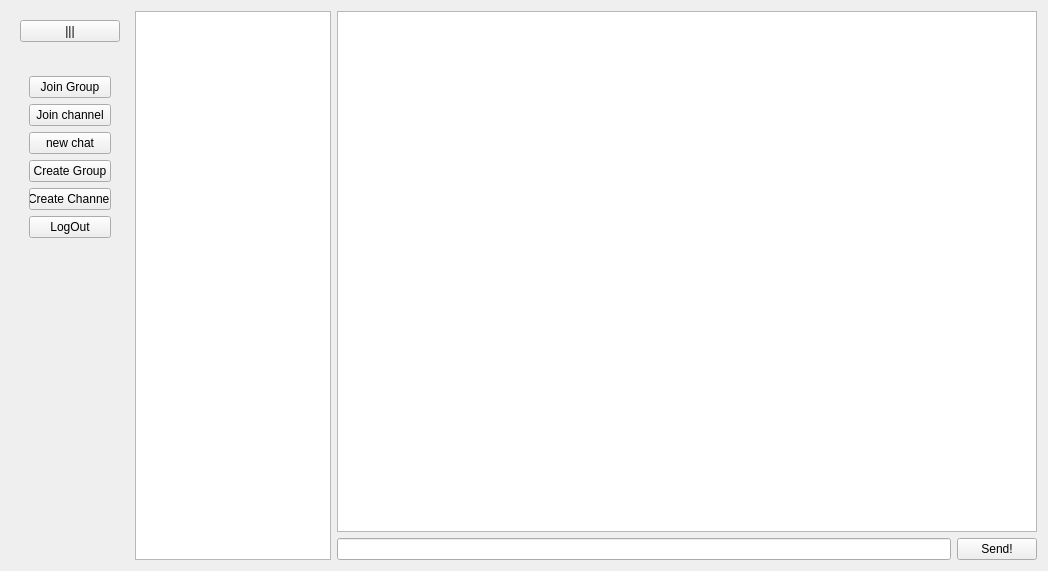
Before: the Qt Designer form loggedinpage.ui in Kebabist/Messenger_C--_1, drawn with Qt 5.
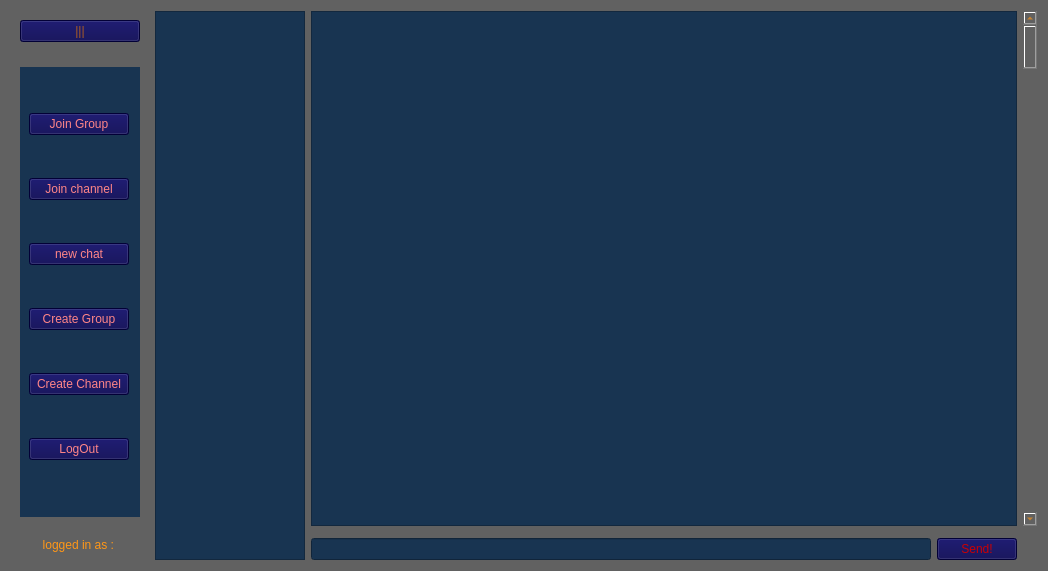
After: the same form once the commit is applied.

Patch:
```diff
--- a/loggedinpage.ui
+++ b/loggedinpage.ui
@@ -13,8 +13,24 @@
   <property name="windowTitle">
    <string>Form</string>
   </property>
+  <property name="styleSheet">
+   <string notr="true">background-color: rgb(97, 97, 97);
+color: rgb(255, 151, 23);</string>
+  </property>
   <layout class="QGridLayout" name="gridLayout">
-   <item row="0" column="0" alignment="Qt::AlignLeft">
+   <item row="2" column="3">
+    <widget class="QPushButton" name="sendmessagebutton">
+     <property name="styleSheet">
+      <string notr="true">background-color: rgb(3, 0, 76);
+color: rgb(202, 0, 3);
+</string>
+     </property>
+     <property name="text">
+      <string>Send!</string>
+     </property>
+    </widget>
+   </item>
+   <item row="0" column="0">
     <widget class="QWidget" name="widget" native="true">
      <layout class="QVBoxLayout" name="verticalLayout">
       <item alignment="Qt::AlignTop">
@@ -33,13 +49,17 @@
         </property>
         <property name="maximumSize">
          <size>
-          <width>150</width>
+          <width>120</width>
           <height>30</height>
          </size>
         </property>
         <property name="cursor">
          <cursorShape>PointingHandCursor</cursorShape>
         </property>
+        <property name="styleSheet">
+         <string notr="true">background-color: rgb(3, 0, 76);
+color: rgb(172, 92, 35);</string>
+        </property>
         <property name="text">
          <string>|||</string>
         </property>
@@ -50,12 +70,22 @@
       </item>
       <item alignment="Qt::AlignLeft">
        <widget class="QDockWidget" name="dockWidget">
+        <property name="minimumSize">
+         <size>
+          <width>120</width>
+          <height>227</height>
+         </size>
+        </property>
         <property name="maximumSize">
          <size>
-          <width>100</width>
-          <height>524287</height>
+          <width>150</width>
+          <height>719</height>
          </size>
         </property>
+        <property name="styleSheet">
+         <string notr="true">background-color: rgb(24, 52, 81);
+</string>
+        </property>
         <property name="features">
          <set>QDockWidget::NoDockWidgetFeatures</set>
         </property>
@@ -65,13 +95,23 @@
         <widget class="QWidget" name="dockWidgetContents">
          <property name="minimumSize">
           <size>
-           <width>100</width>
+           <width>120</width>
            <height>0</height>
           </size>
          </property>
+         <property name="styleSheet">
+          <string notr="true">background-color: rgb(24, 52, 81);
+</string>
+         </property>
          <layout class="QVBoxLayout" name="verticalLayout_3">
           <item alignment="Qt::AlignLeft">
            <widget class="QWidget" name="widget_2" native="true">
+            <property name="minimumSize">
+             <size>
+              <width>100</width>
+              <height>0</height>
+             </size>
+            </property>
             <layout class="QVBoxLayout" name="verticalLayout_2">
              <property name="leftMargin">
               <number>0</number>
@@ -87,6 +127,10 @@
              </property>
              <item>
               <widget class="QPushButton" name="joingroupbtton">
+               <property name="styleSheet">
+                <string notr="true">background-color: rgb(3, 0, 76);
+color:rgb(255, 133, 135);</string>
+               </property>
                <property name="text">
                 <string>Join Group</string>
                </property>
@@ -94,6 +138,10 @@
              </item>
              <item>
               <widget class="QPushButton" name="joinchannelbutton">
+               <property name="styleSheet">
+                <string notr="true">background-color: rgb(3, 0, 76);
+color:rgb(255, 133, 135);</string>
+               </property>
                <property name="text">
                 <string>Join channel</string>
                </property>
@@ -101,6 +149,10 @@
              </item>
              <item>
               <widget class="QPushButton" name="newchatbutton">
+               <property name="styleSheet">
+                <string notr="true">background-color: rgb(3, 0, 76);
+color:rgb(255, 133, 135);</string>
+               </property>
                <property name="text">
                 <string>new chat</string>
                </property>
@@ -108,6 +160,10 @@
              </item>
              <item>
               <widget class="QPushButton" name="creategroupbutton">
+               <property name="styleSheet">
+                <string notr="true">background-color: rgb(3, 0, 76);
+color:rgb(255, 133, 135);</string>
+               </property>
                <property name="text">
                 <string>Create Group</string>
                </property>
@@ -115,6 +171,16 @@
              </item>
              <item>
               <widget class="QPushButton" name="createchannelbutton">
+               <property name="minimumSize">
+                <size>
+                 <width>70</width>
+                 <height>0</height>
+                </size>
+               </property>
+               <property name="styleSheet">
+                <string notr="true">background-color: rgb(3, 0, 76);
+color:rgb(255, 133, 135);</string>
+               </property>
                <property name="text">
                 <string>Create Channel</string>
                </property>
@@ -122,24 +188,15 @@
              </item>
              <item>
               <widget class="QPushButton" name="logoutbutton">
+               <property name="styleSheet">
+                <string notr="true">background-color: rgb(3, 0, 76);
+color:rgb(255, 133, 135);</string>
+               </property>
                <property name="text">
                 <string>LogOut</string>
                </property>
               </widget>
              </item>
-             <item>
-              <spacer name="verticalSpacer">
-               <property name="orientation">
-                <enum>Qt::Vertical</enum>
-               </property>
-               <property name="sizeHint" stdset="0">
-                <size>
-                 <width>20</width>
-                 <height>40</height>
-                </size>
-               </property>
-              </spacer>
-             </item>
             </layout>
            </widget>
           </item>
@@ -160,33 +217,61 @@
      </layout>
     </widget>
    </item>
-   <item row="1" column="3">
+   <item row="0" column="2" colspan="2">
+    <widget class="QTextEdit" name="messages">
+     <property name="styleSheet">
+      <string notr="true">background-color: rgb(24, 52, 81);
+</string>
+     </property>
+    </widget>
+   </item>
+   <item row="0" column="1" rowspan="3">
+    <widget class="QListWidget" name="allchats">
+     <property name="maximumSize">
+      <size>
+       <width>150</width>
+       <height>16777215</height>
+      </size>
+     </property>
+     <property name="styleSheet">
+      <string notr="true">background-color: rgb(24, 52, 81);
+selection-color: rgb(3, 0, 76);
+color: rgb(255, 151, 23);</string>
+     </property>
+    </widget>
+   </item>
+   <item row="0" column="4">
+    <widget class="QScrollBar" name="verticalScrollBar">
+     <property name="orientation">
+      <enum>Qt::Vertical</enum>
+     </property>
+    </widget>
+   </item>
+   <item row="2" column="2">
     <widget class="QLineEdit" name="sendmessageLE">
+     <property name="styleSheet">
+      <string notr="true">background-color: rgb(24, 52, 81);
+color: rgb(19, 255, 0);
+gridline-color: rgb(121, 121, 121);</string>
+     </property>
      <property name="text">
       <string/>
      </property>
     </widget>
    </item>
-   <item row="0" column="1" rowspan="2">
-    <widget class="QListWidget" name="allchats"/>
-   </item>
-   <item row="1" column="4">
-    <widget class="QPushButton" name="sendmessagebutton">
-     <property name="text">
-      <string>Send!</string>
-     </property>
-    </widget>
-   </item>
-   <item row="0" column="3" colspan="2">
-    <widget class="QPlainTextEdit" name="messages">
-     <property name="minimumSize">
+   <item row="2" column="0">
+    <widget class="QLabel" name="usernamelabel">
+     <property name="maximumSize">
       <size>
-       <width>700</width>
-       <height>0</height>
+       <width>150</width>
+       <height>150</height>
       </size>
      </property>
-     <property name="readOnly">
-      <bool>true</bool>
+     <property name="text">
+      <string>logged in as : </string>
+     </property>
+     <property name="alignment">
+      <set>Qt::AlignHCenter|Qt::AlignTop</set>
      </property>
     </widget>
    </item>
```
